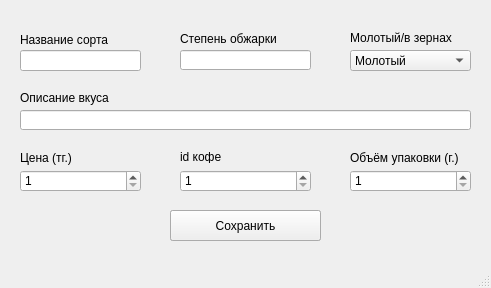
First picture: the form in addEditCoffeeForm.ui, repository s-alex-s/coffee-database, before the edit.
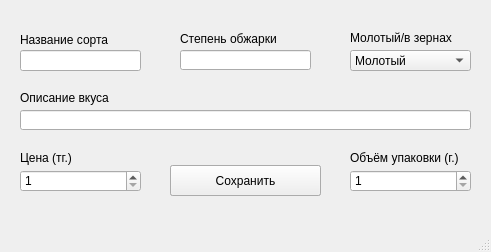
Second picture: the form after the edit.

Patch:
```diff
--- a/addEditCoffeeForm.ui
+++ b/addEditCoffeeForm.ui
@@ -7,7 +7,7 @@
     <x>0</x>
     <y>0</y>
     <width>491</width>
-    <height>288</height>
+    <height>252</height>
    </rect>
   </property>
   <property name="windowTitle">
@@ -174,40 +174,11 @@
      <string>Объём упаковки (г.)</string>
     </property>
    </widget>
-   <widget class="QLabel" name="label_7">
-    <property name="geometry">
-     <rect>
-      <x>180</x>
-      <y>150</y>
-      <width>47</width>
-      <height>13</height>
-     </rect>
-    </property>
-    <property name="text">
-     <string>id кофе</string>
-    </property>
-   </widget>
-   <widget class="QSpinBox" name="spinBox_3">
-    <property name="geometry">
-     <rect>
-      <x>180</x>
-      <y>170</y>
-      <width>131</width>
-      <height>22</height>
-     </rect>
-    </property>
-    <property name="minimum">
-     <number>1</number>
-    </property>
-    <property name="maximum">
-     <number>10000</number>
-    </property>
-   </widget>
    <widget class="QPushButton" name="pushButton">
     <property name="geometry">
      <rect>
       <x>170</x>
-      <y>210</y>
+      <y>165</y>
       <width>151</width>
       <height>31</height>
      </rect>
@@ -220,7 +191,7 @@
     <property name="geometry">
      <rect>
       <x>170</x>
-      <y>210</y>
+      <y>165</y>
       <width>151</width>
       <height>31</height>
      </rect>
```
